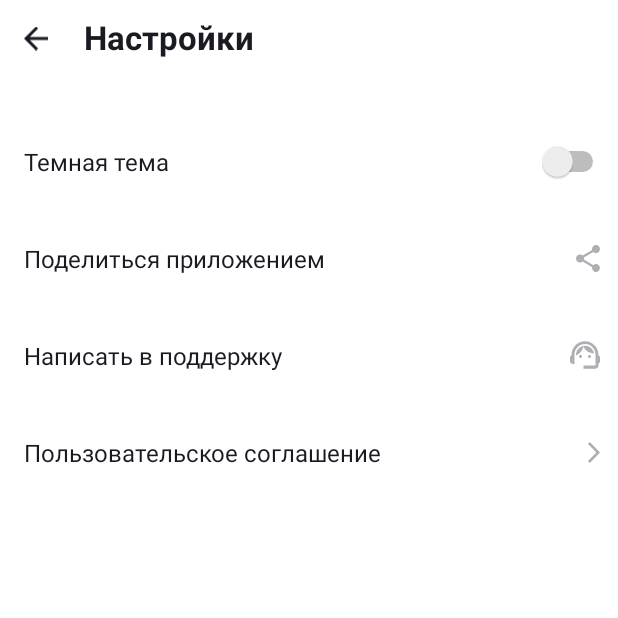
After one commit to BegemotKotei/Playlist-Maker, an Android app: the SettingsActivity screen opened directly, with no data from a screen before it, on a phone screen of 412 x 824 dp, the top half of it. The commit adds this screen. Run offline under Robolectric (Android 15) with nearby library versions, the phone set to English and light mode, and no system bars.

Commit message:
version 1.2 feat: search/media/settingsActivity (Light Mode)

```diff
--- a/app/build.gradle.kts
+++ b/app/build.gradle.kts
@@ -5,7 +5,7 @@ plugins {
 
 android {
     namespace = "com.example.playlistmaker"
-    compileSdk = 34
+    compileSdk = 35
 
     defaultConfig {
         applicationId = "com.example.playlistmaker"
--- /dev/null
+++ b/app/src/main/java/com/example/playlistmaker/SettingsActivity.kt
@@ -0,0 +1,19 @@
+package com.example.playlistmaker
+
+import android.annotation.SuppressLint
+import android.os.Bundle
+import android.widget.ImageView
+import androidx.appcompat.app.AppCompatActivity
+
+class SettingsActivity : AppCompatActivity() {
+    @SuppressLint("MissingInflatedId")
+    override fun onCreate(savedInstanceState: Bundle?) {
+        super.onCreate(savedInstanceState)
+        setContentView(R.layout.activity_settings)
+        val backButton = findViewById<ImageView>(R.id.toolBar)
+
+        backButton.setOnClickListener {
+            finish()
+        }
+    }
+}
--- a/app/src/main/res/layout/activity_main.xml
+++ b/app/src/main/res/layout/activity_main.xml
@@ -17,7 +17,7 @@
         android:textAppearance="@style/title" />
 
     <Button
-        android:id="@+id/buttonPanel1"
+        android:id="@+id/buttonPanelSearch"
         android:layout_width="match_parent"
         android:layout_height="@dimen/o_0dp"
         android:layout_marginStart="@dimen/o_16dp"
@@ -36,7 +36,7 @@
 
 
     <Button
-        android:id="@+id/buttonPanel2"
+        android:id="@+id/buttonPanelMediaLibrary"
         android:layout_width="match_parent"
         android:layout_height="@dimen/o_0dp"
         android:layout_marginStart="@dimen/o_16dp"
@@ -54,7 +54,7 @@
         tools:ignore="DuplicateIds" />
 
     <Button
-        android:id="@+id/buttonPanel3"
+        android:id="@+id/buttonPanelSettings"
         android:layout_width="match_parent"
         android:layout_height="@dimen/o_0dp"
         android:layout_marginStart="@dimen/o_16dp"
--- a/app/src/main/res/layout/activity_setting.xml
+++ b/app/src/main/res/layout/activity_settings.xml
@@ -9,9 +9,8 @@
 
     <LinearLayout
         android:layout_width="match_parent"
-        android:layout_height="@dimen/o_0dp"
+        android:layout_height="wrap_content"
         android:layout_marginStart="4dp"
-        android:layout_weight="1"
         android:background="@color/white">
 
         <ImageView
@@ -28,32 +27,39 @@
         <TextView
             android:layout_width="wrap_content"
             android:layout_height="match_parent"
+            android:layout_marginStart="@dimen/o_12dp"
+            android:layout_marginTop="@dimen/o_10dp"
+            android:layout_marginBottom="@dimen/o_12dp"
             android:gravity="center"
             android:text="@string/settings"
             android:textColor="@color/black"
             android:textSize="@dimen/o_22sp"
             android:textStyle="bold" />
+
     </LinearLayout>
 
     <LinearLayout
         android:layout_width="match_parent"
-        android:layout_height="@dimen/o_0dp"
+        android:layout_height="wrap_content"
         android:layout_marginTop="24dp"
-        android:layout_weight="1"
         android:backgroundTint="@color/white">
 
         <TextView
-            android:layout_width="wrap_content"
-            android:layout_height="match_parent"
+            android:layout_width="@dimen/o_0dp"
+            android:layout_height="wrap_content"
             android:layout_marginStart="@dimen/o_16dp"
+            android:layout_marginTop="@dimen/o_21dp"
+            android:layout_marginBottom="@dimen/o_21dp"
+            android:layout_weight="1"
             android:gravity="center_vertical"
             android:text="@string/dark_mode"
             android:textColor="@color/black"
             android:textSize="@dimen/o_16sp" />
 
         <Switch
-            android:layout_width="match_parent"
+            android:layout_width="wrap_content"
             android:layout_height="wrap_content"
+            android:layout_gravity="center_vertical"
             android:layout_marginEnd="6dp"
             tools:ignore="UseSwitchCompatOrMaterialXml" />
 
@@ -61,21 +67,22 @@
 
     <LinearLayout
         android:layout_width="match_parent"
-        android:layout_height="@dimen/o_0dp"
-        android:layout_weight="1"
+        android:layout_height="wrap_content"
         android:backgroundTint="@android:color/white"
         tools:ignore="UseCompoundDrawables">
 
 
         <TextView
             android:layout_width="@dimen/o_0dp"
-            android:layout_height="match_parent"
+            android:layout_height="wrap_content"
             android:layout_marginStart="@dimen/o_16dp"
+            android:layout_marginTop="@dimen/o_21dp"
+            android:layout_marginBottom="@dimen/o_21dp"
             android:layout_weight="1"
             android:gravity="center_vertical"
             android:text="@string/share_app"
             android:textColor="@color/black"
-            android:textSize="@dimen/o_18sp"
+            android:textSize="@dimen/o_16sp"
             tools:ignore="InefficientWeight,NestedWeights" />
 
         <ImageView
@@ -90,16 +97,17 @@
 
     <LinearLayout
         android:layout_width="match_parent"
-        android:layout_height="@dimen/o_0dp"
-        android:layout_weight="1"
+        android:layout_height="wrap_content"
         android:backgroundTint="@android:color/white"
         tools:ignore="UseCompoundDrawables">
 
 
         <TextView
             android:layout_width="@dimen/o_0dp"
-            android:layout_height="match_parent"
+            android:layout_height="wrap_content"
             android:layout_marginStart="@dimen/o_16dp"
+            android:layout_marginTop="@dimen/o_21dp"
+            android:layout_marginBottom="@dimen/o_21dp"
             android:layout_weight="1"
             android:gravity="center_vertical"
             android:text="@string/write_support"
@@ -120,16 +128,17 @@
 
     <LinearLayout
         android:layout_width="match_parent"
-        android:layout_height="@dimen/o_0dp"
-        android:layout_weight="1"
+        android:layout_height="wrap_content"
         android:backgroundTint="@android:color/white"
         tools:ignore="UseCompoundDrawables">
 
 
         <TextView
-            android:layout_width="0dp"
-            android:layout_height="match_parent"
+            android:layout_width="@dimen/o_0dp"
+            android:layout_height="wrap_content"
             android:layout_marginStart="@dimen/o_16dp"
+            android:layout_marginTop="@dimen/o_21dp"
+            android:layout_marginBottom="@dimen/o_21dp"
             android:layout_weight="1"
             android:gravity="center_vertical"
             android:text="@string/user_agreement"
@@ -147,10 +156,4 @@
 
     </LinearLayout>
 
-    <LinearLayout
-        android:layout_width="match_parent"
-        android:layout_height="@dimen/o_0dp"
-        android:layout_weight="9"
-        tools:ignore="UselessLeaf" />
-
 </LinearLayout>
--- a/app/src/main/res/values/dimens.xml
+++ b/app/src/main/res/values/dimens.xml
@@ -1,12 +1,13 @@
 <?xml version="1.0" encoding="utf-8"?>
 <resources>
     <dimen name="r_18sp">18sp</dimen>
+    <dimen name="o_16sp">16sp</dimen>
+    <dimen name="o_18sp">18sp</dimen>
+    <dimen name="o_22sp">22sp</dimen>
+    <dimen name="o_0dp">0dp</dimen>
+    <dimen name="o_8dp">8dp</dimen>
+    <dimen name="o_10dp">10dp</dimen>
     <dimen name="o_12dp">12dp</dimen>
-    <dimen name="o_22sp">22sp</dimen>
-    <dimen name="o_18sp">18sp</dimen>
-    <dimen name="o_16sp">18sp</dimen>
-    <dimen name="o_0dp">0dp</dimen>
     <dimen name="o_16dp">16dp</dimen>
-    <dimen name="o_10dp">10dp</dimen>
-    <dimen name="o_8dp">8dp</dimen>
+    <dimen name="o_21dp">21dp</dimen>
 </resources>
```
Also changed, not shown: app/src/main/AndroidManifest.xml (+9 -0 lines), app/src/main/java/com/example/playlistmaker/MainActivity.kt (+22 -6 lines), app/src/main/java/com/example/playlistmaker/MediaLibraryActivity.kt (added, +15 -0 lines), app/src/main/java/com/example/playlistmaker/SearchActivity.kt (added, +15 -0 lines), app/src/main/res/layout/activity_media_library.xml (added, +41 -0 lines), app/src/main/res/layout/activity_serarch.xml (added, +41 -0 lines).
